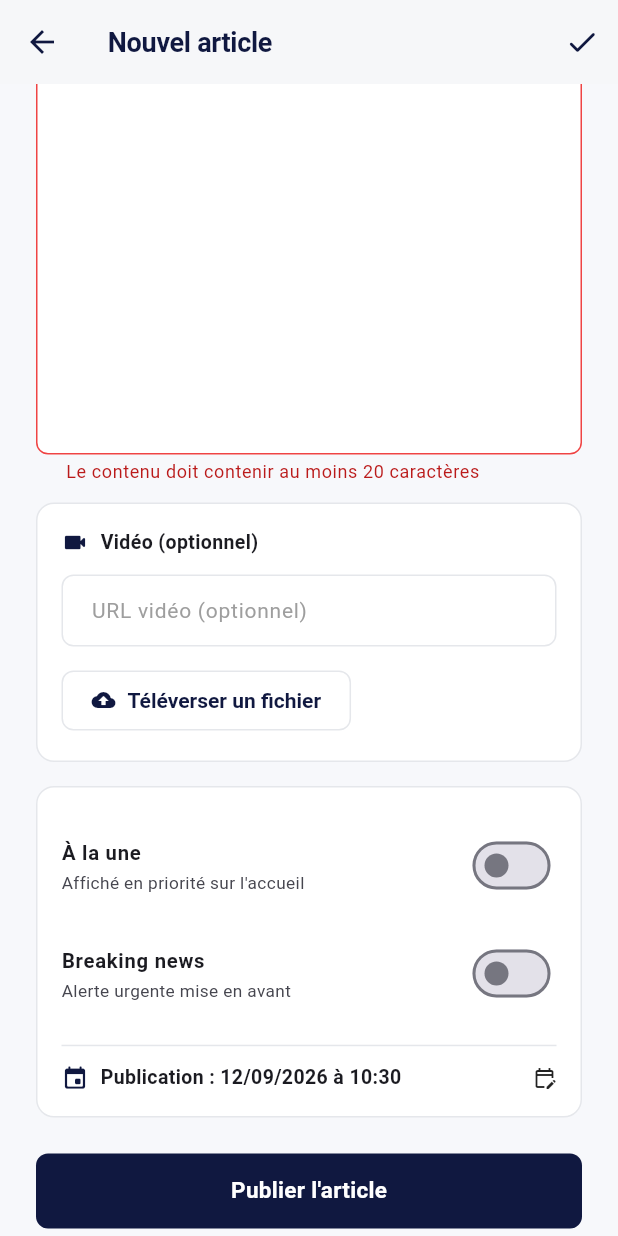
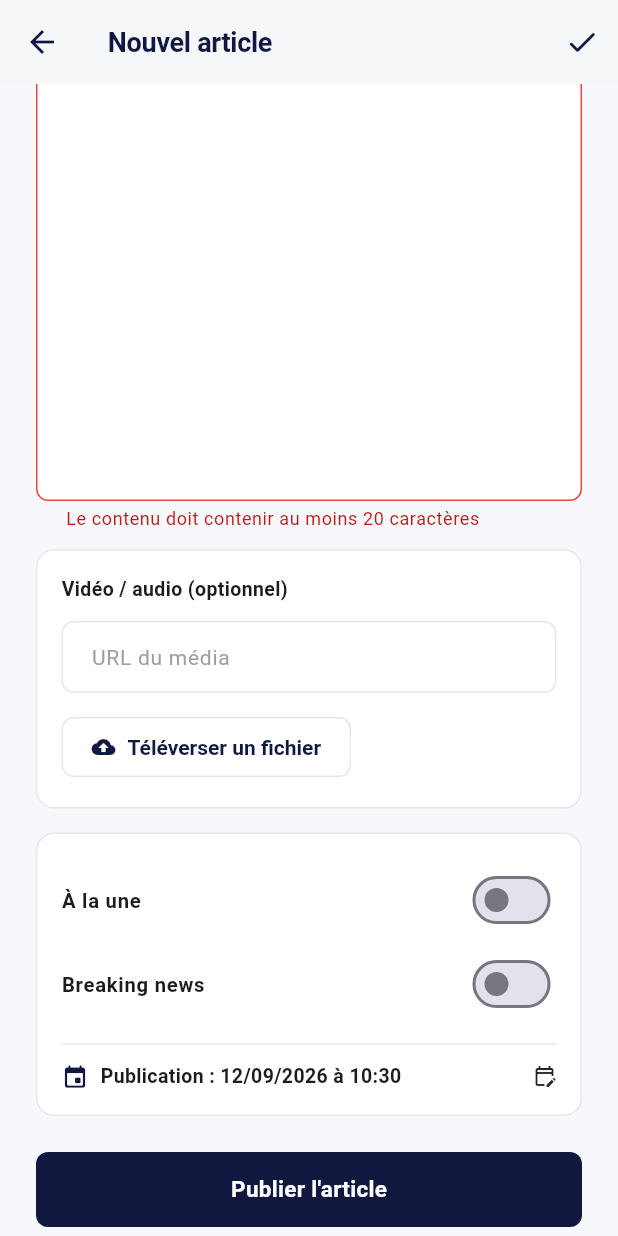
Before and after one commit to depot-data-thix-central/Admin_thix, a Flutter app: the ArticleFormPage screen opened directly, scrolled down 576 dp, after a tap on the "check" icon, on a phone screen of 412 x 824 dp. Run offline on Flutter 3.47's test engine with Material 3 defaults, Android fonts, the phone set to English and light mode, and no system bars; our stand-ins replace flutter_riverpod, supabase_flutter; accounts and stored records are empty.

Commit message:
Update article_form_page.dart

```diff
--- a/lib/features/articles/pages/article_form_page.dart
+++ b/lib/features/articles/pages/article_form_page.dart
@@ -1,4 +1,3 @@
-// lib/features/articles/pages/article_form_page.dart
 import 'package:file_picker/file_picker.dart';
 import 'package:flutter/material.dart';
 import 'package:flutter_riverpod/flutter_riverpod.dart';
@@ -25,6 +24,14 @@ class _ArticleFormPageState extends ConsumerState<ArticleFormPage> {
   late final TextEditingController _contentCtrl;
   late final TextEditingController _videoCtrl;
 
+  // ⬇️ Contrôleurs MAGAZINE
+  late final TextEditingController _tagsCtrl;
+  late final TextEditingController _quoteCtrl;
+  late final TextEditingController _keyPointsCtrl;
+  late final TextEditingController _videoDurationCtrl;
+  late final TextEditingController _imageCaptionCtrl;
+  late final TextEditingController _authorRoleCtrl;
+
   late String _category;
   late String _status;
   late bool _isFeatured;
@@ -34,28 +41,6 @@ class _ArticleFormPageState extends ConsumerState<ArticleFormPage> {
 
   bool get _isEditing => widget.article != null;
 
-  // ─── CONFIGURATION PAR ESPACE ───
-  static const Map<String, Map<String, String>> _spaceHints = {
-    'Magazine': {
-      'label': 'LECTURE PRO',
-      'hint': 'Long format éditorial. Privilégiez un contenu riche (1500+ caractères). La durée de lecture sera calculée automatiquement.',
-      'icon': 'auto_stories',
-    },
-    'Podcast': {
-      'label': 'AUDIO',
-      'hint': 'Épisode audio ou vidéo téléchargeable. Renseignez une URL audio/vidéo ou téléversez un fichier. Les utilisateurs pourront le télécharger pour écoute hors ligne.',
-      'icon': 'headphones',
-    },
-    'Découverte': {
-      'label': 'EXPLORATION',
-      'hint': 'Contenu visuel immersif. Choisissez une image de couverture impactante (format paysage recommandé).',
-      'icon': 'explore',
-    },
-  };
-
-  Map<String, String> get _currentHint =>
-      _spaceHints[_category] ?? {'label': 'GÉNÉRAL', 'hint': '', 'icon': 'article'};
-
   @override
   void initState() {
     super.initState();
@@ -64,6 +49,20 @@ class _ArticleFormPageState extends ConsumerState<ArticleFormPage> {
     _summaryCtrl = TextEditingController(text: a?.summary ?? '');
     _contentCtrl = TextEditingController(text: a?.content ?? '');
     _videoCtrl = TextEditingController(text: a?.videoUrl ?? '');
+
+    final extras = a?.magazineExtras ?? const <String, dynamic>{};
+    _tagsCtrl = TextEditingController(
+        text: ((extras['tags'] as List?) ?? []).join(', '));
+    _quoteCtrl = TextEditingController(text: extras['pull_quote'] ?? '');
+    _keyPointsCtrl = TextEditingController(
+        text: ((extras['key_points'] as List?) ?? []).join('\n'));
+    _videoDurationCtrl =
+        TextEditingController(text: extras['video_duration'] ?? '');
+    _imageCaptionCtrl =
+        TextEditingController(text: extras['image_caption'] ?? '');
+    _authorRoleCtrl =
+        TextEditingController(text: extras['author_role'] ?? '');
+
     _category = a?.category ?? 'Annonces officielles';
     _status = a?.status ?? ArticleStatus.draft;
     _isFeatured = a?.isFeatured ?? false;
@@ -78,6 +77,12 @@ class _ArticleFormPageState extends ConsumerState<ArticleFormPage> {
     _summaryCtrl.dispose();
     _contentCtrl.dispose();
     _videoCtrl.dispose();
+    _tagsCtrl.dispose();
+    _quoteCtrl.dispose();
+    _keyPointsCtrl.dispose();
+    _videoDurationCtrl.dispose();
+    _imageCaptionCtrl.dispose();
+    _authorRoleCtrl.dispose();
     super.dispose();
   }
 
@@ -113,11 +118,12 @@ class _ArticleFormPageState extends ConsumerState<ArticleFormPage> {
     }
   }
 
-  // ─── UPLOAD VIDÉO (NOUVEAU) ───
+  // ─── UPLOAD VIDÉO / AUDIO ───
   Future<void> _pickVideo() async {
     try {
       final result = await FilePicker.platform.pickFiles(
-        type: FileType.video,
+        type: FileType.custom,
+        allowedExtensions: ['mp4', 'mp3', 'm4a', 'wav', 'mov', 'webm'],
         withData: true,
         allowMultiple: false,
       );
@@ -128,11 +134,6 @@ class _ArticleFormPageState extends ConsumerState<ArticleFormPage> {
         _snack('❌ Impossible de lire le fichier', AppColors.danger);
         return;
       }
-      final sizeMB = bytes.length / (1024 * 1024);
-      if (sizeMB > 50) {
-        _snack('⚠️ Fichier trop volumineux (${sizeMB.toStringAsFixed(1)} MB, max 50 MB)',
-            AppColors.warning);
-      }
       final res = await ref.read(articlesProvider.notifier).uploadVideo(
             bytes: bytes,
             fileName: file.name,
@@ -141,7 +142,7 @@ class _ArticleFormPageState extends ConsumerState<ArticleFormPage> {
       if (!mounted) return;
       if (res.success && res.id != null) {
         setState(() => _videoCtrl.text = res.id!);
-        _snack('✅ Vidéo téléversée (${sizeMB.toStringAsFixed(1)} MB)', AppColors.success);
+        _snack('✅ Média téléversé', AppColors.success);
       } else {
         _snack('❌ ${res.error}', AppColors.danger);
       }
@@ -150,7 +151,7 @@ class _ArticleFormPageState extends ConsumerState<ArticleFormPage> {
     }
   }
 
-  // ─── DATE DE PUBLICATION ───
+  // ─── DATE ───
   Future<void> _pickDate() async {
     final date = await showDatePicker(
       context: context,
@@ -165,8 +166,8 @@ class _ArticleFormPageState extends ConsumerState<ArticleFormPage> {
     );
     if (time == null) return;
     setState(() {
-      _publishedAt = DateTime(
-          date.year, date.month, date.day, time.hour, time.minute);
+      _publishedAt =
+          DateTime(date.year, date.month, date.day, time.hour, time.minute);
     });
   }
 
@@ -174,26 +175,24 @@ class _ArticleFormPageState extends ConsumerState<ArticleFormPage> {
   Future<void> _save() async {
     if (!(_formKey.currentState?.validate() ?? false)) return;
 
-    // Avertissement pour espaces spéciaux
-    if (_category == 'Podcast' && _videoCtrl.text.trim().isEmpty) {
-      final confirm = await showDialog<bool>(
-        context: context,
-        builder: (ctx) => AlertDialog(
-          title: const Text('Podcast sans média'),
-          content: const Text(
-              'Aucune URL vidéo/audio renseignée. Les utilisateurs ne pourront pas télécharger ce podcast. Continuer ?'),
-          actions: [
-            TextButton(
-                onPressed: () => Navigator.pop(ctx, false),
-                child: const Text('Annuler')),
-            ElevatedButton(
-                onPressed: () => Navigator.pop(ctx, true),
-                child: const Text('Continuer')),
-          ],
-        ),
-      );
-      if (confirm != true) return;
+    final extras = _category == 'Magazine'
+        ? <String, dynamic>{
+            'tags': _tagsCtrl.text
+                .split(',')
+                .map((t) => t.trim())
+                .where((t) => t.isNotEmpty)
+                .toList(),
+            'pull_quote': _quoteCtrl.text.trim(),
+            'key_points': _keyPointsCtrl.text
+                .split('\n')
+                .map((t) => t.trim())
+                .where((t) => t.isNotEmpty)
+                .toList(),
+            'video_duration': _videoDurationCtrl.text.trim(),
+            'image_caption': _imageCaptionCtrl.text.trim(),
+            'author_role': _authorRoleCtrl.text.trim(),
           }
+        : const <String, dynamic>{};
 
     final draft = AdminArticle(
       id: widget.article?.id ?? '',
@@ -212,6 +211,7 @@ class _ArticleFormPageState extends ConsumerState<ArticleFormPage> {
       publishedAt: _publishedAt,
       createdAt: widget.article?.createdAt ?? DateTime.now(),
       createdBy: widget.article?.createdBy,
+      magazineExtras: extras,
     );
 
     final res = await ref.read(articlesProvider.notifier).saveArticle(
@@ -236,40 +236,10 @@ class _ArticleFormPageState extends ConsumerState<ArticleFormPage> {
         .showSnackBar(SnackBar(content: Text(msg), backgroundColor: bg));
   }
 
-  // ─── COULEUR SELON CATÉGORIE ───
-  Color _categoryColor() {
-    switch (_category) {
-      case 'Magazine':
-        return const Color(0xFFD4AF37);
-      case 'Podcast':
-        return const Color(0xFF6366F1);
-      case 'Découverte':
-        return const Color(0xFF10B981);
-      default:
-        return AppColors.primary;
-    }
-  }
-
-  IconData _categoryIcon() {
-    switch (_category) {
-      case 'Magazine':
-        return Icons.auto_stories_rounded;
-      case 'Podcast':
-        return Icons.headphones_rounded;
-      case 'Découverte':
-        return Icons.explore_rounded;
-      default:
-        return Icons.article_rounded;
-    }
-  }
-
   @override
   Widget build(BuildContext context) {
     final state = ref.watch(articlesProvider);
     final categories = ref.watch(articlesCategoriesProvider);
-    final hint = _currentHint;
-    final color = _categoryColor();
-    final isSpecialSpace = _spaceHints.containsKey(_category);
 
     return Scaffold(
       backgroundColor: const Color(0xFFF7F8FB),
@@ -298,7 +268,6 @@ class _ArticleFormPageState extends ConsumerState<ArticleFormPage> {
         child: ListView(
           padding: const EdgeInsets.all(24),
           children: [
-            // ── Titre ──
             TextFormField(
               controller: _titleCtrl,
               maxLength: 150,
@@ -308,19 +277,15 @@ class _ArticleFormPageState extends ConsumerState<ArticleFormPage> {
                   : null,
             ),
             const SizedBox(height: 12),
-
-            // ── Résumé ──
             TextFormField(
               controller: _summaryCtrl,
               maxLength: 300,
               maxLines: 2,
               decoration: const InputDecoration(
-                labelText: 'Résumé (affiché dans les listes)',
+                labelText: 'Résumé / sous-titre (affiché dans le hero)',
               ),
             ),
             const SizedBox(height: 12),
-
-            // ── Catégorie + Statut ──
             Row(
               children: [
                 Expanded(
@@ -349,53 +314,9 @@ class _ArticleFormPageState extends ConsumerState<ArticleFormPage> {
                 ),
               ],
             ),
-            const SizedBox(height: 12),
-
-            // ── AIDE CONTEXTUELLE POUR ESPACES SPÉCIAUX ──
-            if (isSpecialSpace)
-              Container(
-                padding: const EdgeInsets.all(12),
-                decoration: BoxDecoration(
-                  color: color.withOpacity(0.08),
-                  borderRadius: BorderRadius.circular(8),
-                  border: Border.all(color: color.withOpacity(0.3)),
-                ),
-                child: Row(
-                  crossAxisAlignment: CrossAxisAlignment.start,
-                  children: [
-                    Icon(_categoryIcon(), size: 18, color: color),
-                    const SizedBox(width: 10),
-                    Expanded(
-                      child: Column(
-                        crossAxisAlignment: CrossAxisAlignment.start,
-                        children: [
-                          Text(
-                            'Espace ${_category} — ${hint['label']}',
-                            style: TextStyle(
-                              fontSize: 12,
-                              fontWeight: FontWeight.w800,
-                              color: color,
-                              letterSpacing: 0.3,
-                            ),
-                          ),
-                          const SizedBox(height: 4),
-                          Text(
-                            hint['hint']!,
-                            style: TextStyle(
-                              fontSize: 11.5,
-                              color: Colors.grey.shade700,
-                              height: 1.4,
-                            ),
-                          ),
-                        ],
-                      ),
-                    ),
-                  ],
-                ),
-              ),
             const SizedBox(height: 16),
 
-            // ── Image de couverture ──
+            // ── IMAGE ──
             Container(
               padding: const EdgeInsets.all(16),
               decoration: BoxDecoration(
@@ -406,24 +327,21 @@ class _ArticleFormPageState extends ConsumerState<ArticleFormPage> {
               child: Column(
                 crossAxisAlignment: CrossAxisAlignment.start,
                 children: [
-                  const Text(
-                    'Image de couverture',
-                    style: TextStyle(fontWeight: FontWeight.w700, fontSize: 13),
-                  ),
+                  const Text('Image de couverture (hero)',
+                      style: TextStyle(
+                          fontWeight: FontWeight.w700, fontSize: 13)),
                   const SizedBox(height: 12),
                   if (_imageUrl != null)
                     ClipRRect(
                       borderRadius: BorderRadius.circular(8),
-                      child: Image.network(
-                        _imageUrl!,
+                      child: Image.network(_imageUrl!,
                           height: 160,
                           width: double.infinity,
                           fit: BoxFit.cover,
                           errorBuilder: (_, __, ___) => const Icon(
                               Icons.broken_image_outlined,
                               size: 48,
-                            color: Colors.grey),
-                      ),
+                              color: Colors.grey)),
                     ),
                   const SizedBox(height: 12),
                   Row(
@@ -435,8 +353,7 @@ class _ArticleFormPageState extends ConsumerState<ArticleFormPage> {
                                 width: 14,
                                 height: 14,
                                 child: CircularProgressIndicator(
-                                    strokeWidth: 2, color: Colors.white),
-                              )
+                                    strokeWidth: 2, color: Colors.white))
                             : const Icon(Icons.upload_rounded, size: 16),
                         label: Text(state.isUploading
                             ? 'Envoi…'
@@ -458,27 +375,24 @@ class _ArticleFormPageState extends ConsumerState<ArticleFormPage> {
             ),
             const SizedBox(height: 16),
 
-            // ── Contenu ──
+            // ── CONTENU ──
             TextFormField(
               controller: _contentCtrl,
               maxLines: _category == 'Magazine' ? 20 : 14,
               decoration: InputDecoration(
-                labelText: _category == 'Magazine'
-                    ? 'Contenu de l\'article * (long format)'
-                    : 'Contenu de l\'article *',
+                labelText: 'Contenu de l\'article *',
                 alignLabelWithHint: true,
                 helperText: _category == 'Magazine'
-                    ? 'Durée de lecture estimée : ~${(_contentCtrl.text.length / 1500).ceil().clamp(1, 99)} min'
+                    ? 'Syntaxe : ## Titre • > Citation • ![légende](url) • @[légende|02:34](url vidéo)'
                     : null,
               ),
               validator: (v) => (v == null || v.trim().length < 20)
                   ? 'Le contenu doit contenir au moins 20 caractères'
                   : null,
-              onChanged: _category == 'Magazine' ? (_) => setState(() {}) : null,
             ),
             const SizedBox(height: 12),
 
-            // ── Vidéo / Audio (adapté à l'espace) ──
+            // ── VIDÉO ──
             Container(
               padding: const EdgeInsets.all(16),
               decoration: BoxDecoration(
@@ -489,75 +403,120 @@ class _ArticleFormPageState extends ConsumerState<ArticleFormPage> {
               child: Column(
                 crossAxisAlignment: CrossAxisAlignment.start,
                 children: [
+                  const Text('Vidéo / audio (optionnel)',
+                      style: TextStyle(
+                          fontWeight: FontWeight.w700, fontSize: 13)),
+                  const SizedBox(height: 12),
+                  TextFormField(
+                    controller: _videoCtrl,
+                    decoration: const InputDecoration(
+                      labelText: 'URL du média',
+                      hintText: 'https://…',
+                    ),
+                  ),
+                  const SizedBox(height: 12),
+                  OutlinedButton.icon(
+                    onPressed: state.isUploading ? null : _pickVideo,
+                    icon: state.isUploading
+                        ? const SizedBox(
+                            width: 14,
+                            height: 14,
+                            child: CircularProgressIndicator(strokeWidth: 2))
+                        : const Icon(Icons.cloud_upload_rounded, size: 16),
+                    label: Text(
+                        state.isUploading ? 'Envoi…' : 'Téléverser un fichier'),
+                  ),
+                ],
+              ),
+            ),
+            const SizedBox(height: 16),
+
+            // ═══ SECTION MAGAZINE PREMIUM ═══
+            if (_category == 'Magazine')
+              Container(
+                margin: const EdgeInsets.only(bottom: 16),
+                padding: const EdgeInsets.all(16),
+                decoration: BoxDecoration(
+                  color: const Color(0xFFD4AF37).withOpacity(0.06),
+                  borderRadius: BorderRadius.circular(12),
+                  border: Border.all(
+                      color: const Color(0xFFD4AF37).withOpacity(0.35)),
+                ),
+                child: Column(
+                  crossAxisAlignment: CrossAxisAlignment.start,
+                  children: [
+                    const Row(
+                      children: [
+                        Icon(Icons.auto_stories_rounded,
+                            size: 18, color: Color(0xFFB8960C)),
+                        SizedBox(width: 8),
+                        Text('Magazine — options premium',
+                            style: TextStyle(
+                                fontSize: 13,
+                                fontWeight: FontWeight.w800,
+                                color: Color(0xFFB8960C))),
+                      ],
+                    ),
+                    const SizedBox(height: 12),
+                    TextFormField(
+                      controller: _tagsCtrl,
+                      decoration: const InputDecoration(
+                        labelText: 'Tags (séparés par des virgules)',
+                        hintText: 'Innovation, Afrique',
+                      ),
+                    ),
+                    const SizedBox(height: 12),
+                    TextFormField(
+                      controller: _quoteCtrl,
+                      maxLines: 3,
+                      decoration: const InputDecoration(
+                        labelText: 'Citation mise en avant',
+                        alignLabelWithHint: true,
+                      ),
+                    ),
+                    const SizedBox(height: 12),
+                    TextFormField(
+                      controller: _keyPointsCtrl,
+                      maxLines: 4,
+                      decoration: const InputDecoration(
+                        labelText: 'Points clés « À retenir » (1 par ligne)',
+                        alignLabelWithHint: true,
+                      ),
+                    ),
+                    const SizedBox(height: 12),
                     Row(
                       children: [
-                      Icon(
-                        _category == 'Podcast'
-                            ? Icons.headphones_rounded
-                            : Icons.videocam_rounded,
-                        size: 18,
-                        color: _category == 'Podcast'
-                            ? const Color(0xFF6366F1)
-                            : AppColors.primary,
+                        Expanded(
+                          child: TextFormField(
+                            controller: _videoDurationCtrl,
+                            decoration: const InputDecoration(
+                                labelText: 'Durée vidéo', hintText: '02:34'),
                           ),
-                      const SizedBox(width: 8),
+                        ),
+                        const SizedBox(width: 12),
                         Expanded(
-                        child: Text(
-                          _category == 'Podcast'
-                              ? 'Média audio / vidéo (téléchargeable)'
-                              : 'Vidéo (optionnel)',
-                          style: const TextStyle(
-                              fontWeight: FontWeight.w700, fontSize: 13),
+                          child: TextFormField(
+                            controller: _imageCaptionCtrl,
+                            decoration: const InputDecoration(
+                                labelText: 'Légende image',
+                                hintText: 'Kinshasa, RDC'),
                           ),
                         ),
                       ],
                     ),
                     const SizedBox(height: 12),
                     TextFormField(
-                    controller: _videoCtrl,
-                    decoration: InputDecoration(
-                      labelText: _category == 'Podcast'
-                          ? 'URL du fichier audio/vidéo *'
-                          : 'URL vidéo (optionnel)',
-                      hintText: _category == 'Podcast'
-                          ? 'https://…mp3 / .mp4'
-                          : 'https://…',
+                      controller: _authorRoleCtrl,
+                      decoration: const InputDecoration(
+                        labelText: 'Fonction de l\'auteur',
+                        hintText: 'Entrepreneur • Analyste',
                       ),
-                    validator: _category == 'Podcast'
-                        ? (v) => (v == null || v.trim().isEmpty)
-                            ? 'URL audio/vidéo requise pour un podcast'
-                            : null
-                        : null,
-                  ),
-                  const SizedBox(height: 12),
-                  Row(
-                    children: [
-                      OutlinedButton.icon(
-                        onPressed: state.isUploading ? null : _pickVideo,
-                        icon: state.isUploading
-                            ? const SizedBox(
-                                width: 14,
-                                height: 14,
-                                child: CircularProgressIndicator(strokeWidth: 2),
-                              )
-                            : const Icon(Icons.cloud_upload_rounded, size: 16),
-                        label: Text(state.isUploading ? 'Envoi…' : 'Téléverser un fichier'),
-                      ),
-                      if (_videoCtrl.text.isNotEmpty) ...[
-                        const SizedBox(width: 8),
-                        OutlinedButton(
-                          onPressed: () => setState(() => _videoCtrl.clear()),
-                          child: const Text('Retirer'),
-                        ),
-                      ],
-                    ],
                     ),
                   ],
                 ),
               ),
-            const SizedBox(height: 16),
 
-            // ── Options éditoriales ──
+            // ── OPTIONS ──
             Container(
               padding: const EdgeInsets.all(16),
               decoration: BoxDecoration(
@@ -573,8 +532,6 @@ class _ArticleFormPageState extends ConsumerState<ArticleFormPage> {
                     title: const Text('À la une',
                         style: TextStyle(
                             fontSize: 13.5, fontWeight: FontWeight.w600)),
-                    subtitle: const Text('Affiché en priorité sur l\'accueil',
-                        style: TextStyle(fontSize: 11.5)),
                     contentPadding: EdgeInsets.zero,
                   ),
                   SwitchListTile(
@@ -583,8 +540,6 @@ class _ArticleFormPageState extends ConsumerState<ArticleFormPage> {
                     title: const Text('Breaking news',
                         style: TextStyle(
                             fontSize: 13.5, fontWeight: FontWeight.w600)),
-                    subtitle: const Text('Alerte urgente mise en avant',
-                        style: TextStyle(fontSize: 11.5)),
                     contentPadding: EdgeInsets.zero,
                   ),
                   const Divider(height: 24),
@@ -609,14 +564,14 @@ class _ArticleFormPageState extends ConsumerState<ArticleFormPage> {
               ),
             ),
             const SizedBox(height: 24),
-
-            // ── Bouton principal ──
             SizedBox(
               height: 50,
               child: ElevatedButton(
                 onPressed: state.isSaving ? null : _save,
                 child: Text(
-                  _isEditing ? 'Enregistrer les modifications' : 'Publier l\'article',
+                  _isEditing
+                      ? 'Enregistrer les modifications'
+                      : 'Publier l\'article',
                   style: const TextStyle(
                       fontSize: 15, fontWeight: FontWeight.w700),
                 ),
```
Lines whose indentation alone changed are shown as unchanged.
